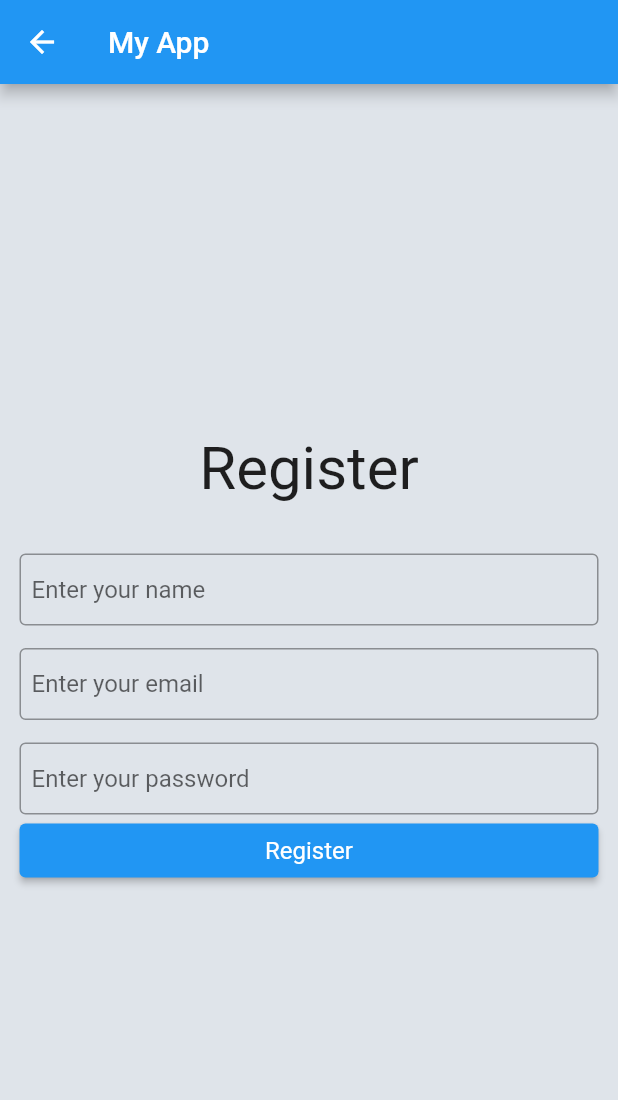
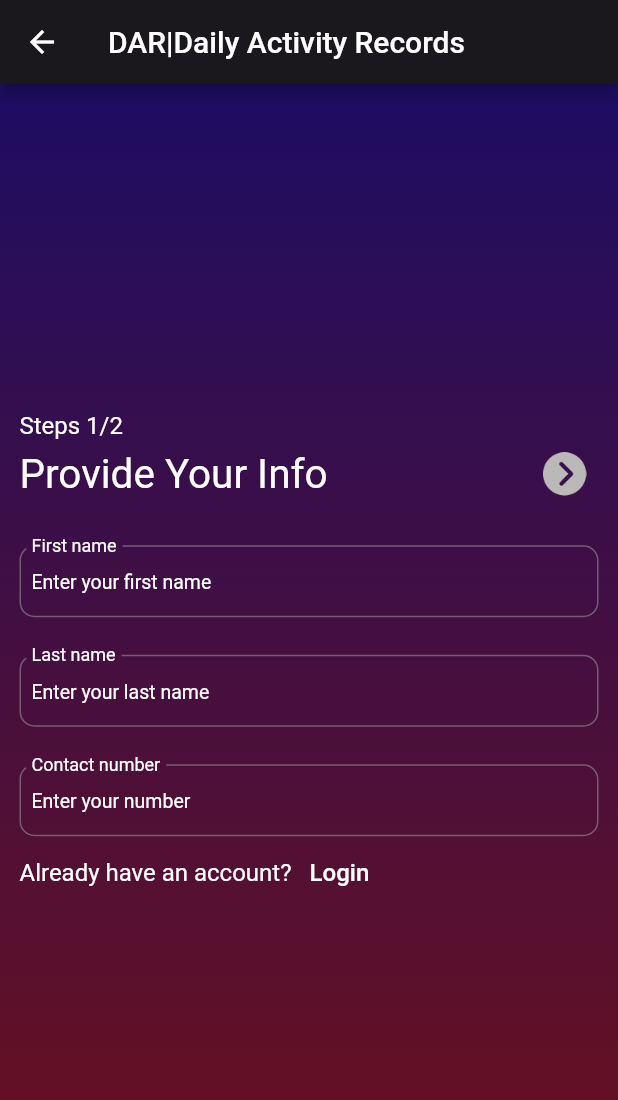
Before and after one commit to Farazjahangir/flutterPracticeApp, a Flutter app: the screen it shows after launch, after a tap on "Register", on a phone screen of 412 x 824 dp. Shown: the top 1100 px of the screen. Run offline on Flutter 3.47's test engine with Material 2 defaults, Android fonts, the phone set to English and light mode, and no system bars; our stand-ins replace firebase_auth, firebase_core; accounts and stored records are empty; network calls fail.

Commit message:
redesigned register screen

```diff
--- a/lib/screens/login.dart
+++ b/lib/screens/login.dart
@@ -44,10 +44,10 @@ class LoginState extends State<Login> {
   Widget build(BuildContext context) {
     return Scaffold(
       appBar: AppBar(
-        title: Text('My App'),
+        title: const Text('My App'),
       ),
       body: Container(
-        color: Color(0xfffdfe4ea),
+        color: const Color(0xfffdfe4ea),
         child: Container(
           margin: const EdgeInsets.only(left: 13, right: 13),
           child: Column(
@@ -55,7 +55,7 @@ class LoginState extends State<Login> {
             children: [
               Container(
                 width: double.infinity,
-                margin: EdgeInsets.only(bottom: 18),
+                margin: const EdgeInsets.only(bottom: 18),
                 child: const Text(
                   "Login",
                   textAlign: TextAlign.center,
--- a/lib/screens/register.dart
+++ b/lib/screens/register.dart
@@ -1,7 +1,8 @@
 import 'package:flutter/material.dart';
 
-import '../widgets/textInput.dart';
 import '../widgets/button.dart';
+import '../widgets/personalInfo.dart';
+import '../widgets/registerAcc.dart';
 
 class Register extends StatefulWidget {
   const Register({Key? key}) : super(key: key);
@@ -11,45 +12,86 @@ class Register extends StatefulWidget {
 }
 
 class RegisterState extends State<Register> {
+  final int totalSteps = 2;
+  int currentStep = 1;
+  final TextEditingController firstNameController = TextEditingController();
+  final TextEditingController lastNameController = TextEditingController();
+  final TextEditingController numberController = TextEditingController();
   final TextEditingController emailController = TextEditingController();
-  final TextEditingController nameController = TextEditingController();
   final TextEditingController passwordController = TextEditingController();
+  final TextEditingController confirmPasswordController =
+      TextEditingController();
 
-  void register() {}
+  void nextStep() {
+    setState(() {
+      currentStep += currentStep;
+    });
+  }
+
+  void prevStep() {
+    setState(() {
+      currentStep = currentStep - 1;
+    });
+  }
+
+  void register() {
+    print(firstNameController.text);
+  }
+
+  void navigateTo(route) {
+    Navigator.of(context).pushNamed(route);
+  }
+
   @override
   Widget build(BuildContext context) {
     return Scaffold(
       appBar: AppBar(
-        title: Text('My App'),
+        backgroundColor: const Color.fromARGB(255, 26, 24, 29),
+        title: const Text('DAR|Daily Activity Records'),
       ),
       body: Container(
+        decoration: const BoxDecoration(
+            gradient: LinearGradient(
+          begin: Alignment.topRight,
+          end: Alignment.bottomRight,
+          colors: [Color(0xff1d0d63), Color(0xff6d111c)],
+        )),
         width: double.infinity,
-        color: Color(0xfffdfe4ea),
         child: Container(
+          width: 10.0,
           margin: const EdgeInsets.only(left: 13, right: 13),
           child: Column(
             mainAxisAlignment: MainAxisAlignment.center,
+            crossAxisAlignment: CrossAxisAlignment.start,
             children: [
-              Container(
-                margin: EdgeInsets.only(bottom: 18),
-                child: const Text(
-                  "Register",
-                  textAlign: TextAlign.center,
-                  style: TextStyle(fontSize: 40),
-                ),
-              ),
-              TextInput(
-                controller: nameController,
-                placeHolder: 'Enter your name',
-              ),
-              TextInput(
-                  controller: emailController, placeHolder: 'Enter your email'),
-              TextInput(
-                controller: passwordController,
-                placeHolder: 'Enter your password',
-                obscureText: true,
-              ),
-              Button('Register', register)
+              Text('Steps $currentStep/$totalSteps',
+                  style: const TextStyle(fontSize: 16, color: Colors.white)),
+              if (currentStep == 1)
+                PersonalInfo(
+                    nextStep: nextStep,
+                    firstNameController: firstNameController,
+                    lastNameController: lastNameController,
+                    numberController: numberController),
+              if (currentStep == 2)
+                RegisterAcc(
+                    prevStep: prevStep,
+                    emailController: emailController,
+                    passwordController: passwordController,
+                    confirmPasswordController: confirmPasswordController,
+                    register: register),
+              Row(
+                mainAxisAlignment: MainAxisAlignment.start,
+                children: [
+                  const Text(
+                    'Already have an account?',
+                    style: TextStyle(fontSize: 16, color: Colors.white),
+                  ),
+                  TextButton(
+                      onPressed: () => navigateTo('Login'),
+                      child: const Text("Login",
+                          style: TextStyle(fontSize: 16, color: Colors.white)))
+                ],
+              )
             ],
           ),
         ),
--- a/lib/widgets/button.dart
+++ b/lib/widgets/button.dart
@@ -8,12 +8,11 @@ class Button extends StatelessWidget {
 
   @override
   Widget build(BuildContext context) {
-    final style =
-        ElevatedButton.styleFrom(textStyle: const TextStyle(fontSize: 16));
     return Container(
       width: double.infinity,
       child: ElevatedButton(
-        style: style,
+        style: ElevatedButton.styleFrom(
+            primary: Color(0xff3b21bf), textStyle: TextStyle(fontSize: 16)),
         onPressed: OnPressed,
         child: Text(title),
       ),
--- /dev/null
+++ b/lib/widgets/personalInfo.dart
@@ -0,0 +1,70 @@
+import 'package:flutter/material.dart';
+
+import './textInput.dart';
+
+class PersonalInfo extends StatelessWidget {
+  final VoidCallback nextStep;
+  final TextEditingController firstNameController;
+  final TextEditingController lastNameController;
+  final TextEditingController numberController;
+
+  PersonalInfo(
+      {required this.nextStep,
+      required this.firstNameController,
+      required this.lastNameController,
+      required this.numberController});
+
+  @override
+  Widget build(BuildContext context) {
+    return Container(
+      child: Column(
+        children: [
+          Row(
+            mainAxisAlignment: MainAxisAlignment.spaceBetween,
+            children: [
+              Container(
+                child: const Text(
+                  "Provide Your Info",
+                  style: TextStyle(fontSize: 27, color: Colors.white),
+                ),
+              ),
+              SizedBox(
+                  width: 45,
+                  height: 45,
+                  child: TextButton(
+                    onPressed: nextStep,
+                    child: Image.asset(
+                      "assets/icons/rightArrow.png",
+                    ),
+                  )),
+            ],
+          ),
+          Container(
+            margin: EdgeInsets.only(top: 10),
+            child: TextInput(
+                controller: firstNameController,
+                placeHolder: 'Enter your first name',
+                label: 'First name'),
+          ),
+          Container(
+            margin: EdgeInsets.only(top: 10),
+            child: TextInput(
+              controller: lastNameController,
+              placeHolder: 'Enter your last name',
+              obscureText: true,
+              label: 'Last name',
+            ),
+          ),
+          Container(
+            margin: EdgeInsets.only(top: 10),
+            child: TextInput(
+              controller: numberController,
+              placeHolder: 'Enter your number',
+              label: 'Contact number',
+            ),
+          ),
+        ],
+      ),
+    );
+  }
+}
--- a/lib/widgets/textInput.dart
+++ b/lib/widgets/textInput.dart
@@ -4,23 +4,34 @@ class TextInput extends StatelessWidget {
   final TextEditingController controller;
   final bool obscureText;
   final String placeHolder;
+  final String label;
 
   TextInput(
       {required this.controller,
       this.obscureText = false,
-      this.placeHolder = "Enter something.."});
+      this.placeHolder = "Enter something..",
+      this.label = ''});
 
   @override
   Widget build(BuildContext context) {
     return Container(
       margin: EdgeInsets.only(top: 15),
       child: TextFormField(
+        style: TextStyle(color: Colors.white),
         controller: controller,
         obscureText: obscureText,
         decoration: InputDecoration(
+            label: Text(label),
+            labelStyle: TextStyle(color: Colors.white),
+            floatingLabelBehavior: FloatingLabelBehavior.always,
             hintText: placeHolder,
+            hintStyle: TextStyle(color: Colors.white, fontSize: 13),
             border: OutlineInputBorder(),
-            contentPadding: EdgeInsets.fromLTRB(8, 0, 8, 0)),
+            contentPadding: EdgeInsets.fromLTRB(8, 0, 8, 0),
+            enabledBorder: const OutlineInputBorder(
+                borderSide:
+                    BorderSide(color: Color.fromARGB(138, 158, 158, 158)),
+                borderRadius: BorderRadius.all(Radius.circular(10.0)))),
       ),
     );
   }
--- a/pubspec.yaml
+++ b/pubspec.yaml
@@ -53,16 +53,14 @@ dev_dependencies:
 
 # The following section is specific to Flutter.
 flutter:
-
   # The following line ensures that the Material Icons font is
   # included with your application, so that you can use the icons in
   # the material Icons class.
   uses-material-design: true
 
   # To add assets to your application, add an assets section, like this:
-  # assets:
-  #   - images/a_dot_burr.jpeg
-  #   - images/a_dot_ham.jpeg
+  assets:
+    - assets/icons/
 
   # An image asset can refer to one or more resolution-specific "variants", see
   # https://flutter.dev/assets-and-images/#resolution-aware.
```
Also changed, not shown: lib/widgets/registerAcc.dart (added, +73 -0 lines), assets/icons/leftArrow.png (added), assets/icons/rightArrow.png (added).
